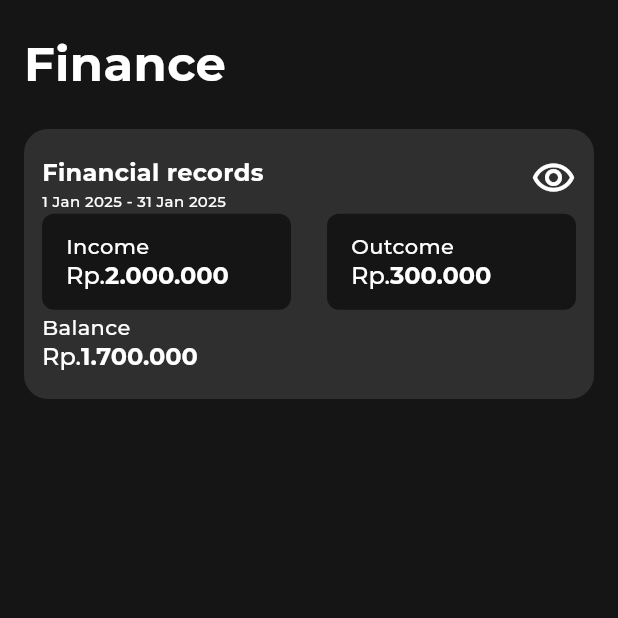
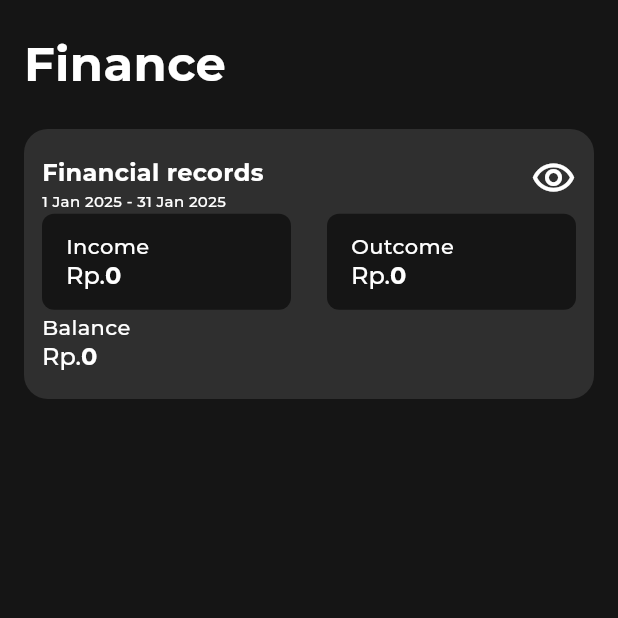
Before and after one commit to KaisarAffan/O-cash, a Flutter app: the Finance screen opened by its route, after a tap on the "visibility off" icon, on a phone screen of 412 x 824 dp, the top half of it. Run offline on Flutter 3.47's test engine with Material 3 defaults, Android fonts, the phone set to English and light mode, and no system bars; our stand-ins replace camera, cloud_firestore, firebase_auth, firebase_core, flutter_svg, get and 2 more; accounts and stored records are empty.

Commit message:
feat : [SS] finance firestore realtime balance

```diff
--- a/lib/pages/finance/finance.dart
+++ b/lib/pages/finance/finance.dart
@@ -1,3 +1,4 @@
+import 'package:firebase_auth/firebase_auth.dart';
 import 'package:flutter/material.dart';
 import 'package:ocash/utils/color_pallete.dart';
 import 'package:ocash/widgets/component/finance_component/my_finantial_card.dart';
@@ -21,6 +22,8 @@ class _FinanceState extends State<Finance> {
 
   @override
   Widget build(BuildContext context) {
+    final String userId = FirebaseAuth.instance.currentUser!.uid;
+
     return Scaffold(
       backgroundColor: black,
       body: Container(
@@ -50,7 +53,9 @@ class _FinanceState extends State<Finance> {
               ),
               child: Container(
                 margin: EdgeInsets.symmetric(horizontal: 12, vertical: 16),
-                child: const MyFinancialCard(),
+                child: MyFinancialCard(
+                  userId: userId,
+                ),
               ),
             ),
             // Button Income/Outcome
--- a/lib/widgets/component/finance_component/my_finantial_card.dart
+++ b/lib/widgets/component/finance_component/my_finantial_card.dart
@@ -1,9 +1,12 @@
+import 'package:cloud_firestore/cloud_firestore.dart';
 import 'package:flutter/material.dart';
 import 'package:ocash/utils/color_pallete.dart';
 import 'package:ocash/widgets/my_text.dart';
 
 class MyFinancialCard extends StatefulWidget {
-  const MyFinancialCard({super.key});
+  final String userId; // Pass the userId to this widget
+
+  const MyFinancialCard({super.key, required this.userId});
 
   @override
   State<MyFinancialCard> createState() => _MyFinancialCardState();
@@ -20,6 +23,34 @@ class _MyFinancialCardState extends State<MyFinancialCard> {
 
   @override
   Widget build(BuildContext context) {
+    return StreamBuilder(
+      stream: FirebaseFirestore.instance
+          .collection('income')
+          .where('userId', isEqualTo: widget.userId) // Filter by userId
+          .snapshots(),
+      builder: (context, AsyncSnapshot<QuerySnapshot> incomeSnapshot) {
+        if (!incomeSnapshot.hasData) {
+          return const Center(child: CircularProgressIndicator());
+        }
+
+        double incomeSum = incomeSnapshot.data!.docs
+            .fold(0.0, (sum, doc) => sum + (doc['amount'] as num).toDouble());
+
+        return StreamBuilder(
+          stream: FirebaseFirestore.instance
+              .collection('outcome')
+              .where('userId', isEqualTo: widget.userId) // Filter by userId
+              .snapshots(),
+          builder: (context, AsyncSnapshot<QuerySnapshot> outcomeSnapshot) {
+            if (!outcomeSnapshot.hasData) {
+              return const Center(child: CircularProgressIndicator());
+            }
+
+            double outcomeSum = outcomeSnapshot.data!.docs.fold(
+                0.0, (sum, doc) => sum + (doc['amount'] as num).toDouble());
+
+            double balance = incomeSum - outcomeSum;
+
             return Column(
               mainAxisAlignment: MainAxisAlignment.spaceEvenly,
               children: [
@@ -48,7 +79,6 @@ class _MyFinancialCardState extends State<MyFinancialCard> {
                       onTap: () {
                         toggleBalanceVisibility();
                       },
-              child: Container(
                       child: Icon(
                         isBalanceHidden
                             ? Icons.visibility_outlined
@@ -56,98 +86,15 @@ class _MyFinancialCardState extends State<MyFinancialCard> {
                         size: 30,
                         color: white,
                       ),
-              ),
                     )
                   ],
                 ),
                 Row(
                   mainAxisAlignment: MainAxisAlignment.spaceBetween,
                   children: [
-            Expanded(
-              child: Container(
-                height: 64,
-                decoration: BoxDecoration(
-                    color: black, borderRadius: BorderRadius.circular(8)),
-                child: Container(
-                  margin: EdgeInsets.symmetric(horizontal: 16),
-                  child: Column(
-                    crossAxisAlignment: CrossAxisAlignment.start,
-                    mainAxisAlignment: MainAxisAlignment.center,
-                    children: [
-                      MyText(
-                          text: 'Income',
-                          fontsize: 14,
-                          fontfamily: 'MontserratMedi',
-                          color: white,
-                          textAlign: TextAlign.start),
-                      RichText(
-                        text: TextSpan(
-                          children: <TextSpan>[
-                            TextSpan(
-                              text: 'Rp.',
-                              style: TextStyle(
-                                  color: white,
-                                  fontFamily: "MontserratMedi",
-                                  fontSize: 16),
-                            ),
-                            TextSpan(
-                              text: isBalanceHidden ? '2.000.000' : '*******',
-                              style: TextStyle(
-                                  color: white,
-                                  fontFamily: 'MontserratBold',
-                                  fontSize: 16),
-                            ),
-                          ],
-                        ),
-                      ),
-                    ],
-                  ),
-                ),
-              ),
-            ),
+                    _buildCard('Income', incomeSum),
                     SizedBox(width: 24),
-            Expanded(
-              child: Container(
-                height: 64,
-                decoration: BoxDecoration(
-                    color: black, borderRadius: BorderRadius.circular(8)),
-                child: Container(
-                  margin: EdgeInsets.symmetric(horizontal: 16),
-                  child: Column(
-                    crossAxisAlignment: CrossAxisAlignment.start,
-                    mainAxisAlignment: MainAxisAlignment.center,
-                    children: [
-                      MyText(
-                          text: 'Outcome',
-                          fontsize: 14,
-                          fontfamily: 'MontserratMedi',
-                          color: white,
-                          textAlign: TextAlign.start),
-                      RichText(
-                        text: TextSpan(
-                          children: <TextSpan>[
-                            TextSpan(
-                              text: 'Rp.',
-                              style: TextStyle(
-                                  color: white,
-                                  fontFamily: "MontserratMedi",
-                                  fontSize: 16),
-                            ),
-                            TextSpan(
-                              text: isBalanceHidden ? '300.000' : '*******',
-                              style: TextStyle(
-                                  color: white,
-                                  fontFamily: 'MontserratBold',
-                                  fontSize: 16),
-                            ),
-                          ],
-                        ),
-                      ),
-                    ],
-                  ),
-                ),
-              ),
-            ),
+                    _buildCard('Outcome', outcomeSum),
                   ],
                 ),
                 Row(
@@ -173,7 +120,9 @@ class _MyFinancialCardState extends State<MyFinancialCard> {
                                     fontSize: 16),
                               ),
                               TextSpan(
-                        text: isBalanceHidden ? '1.700.000' : '*******',
+                                text: isBalanceHidden
+                                    ? balance.toStringAsFixed(0)
+                                    : '*******',
                                 style: TextStyle(
                                     color: white,
                                     fontFamily: 'MontserratBold',
@@ -188,5 +137,56 @@ class _MyFinancialCardState extends State<MyFinancialCard> {
                 ),
               ],
             );
+          },
+        );
+      },
+    );
+  }
+
+  Widget _buildCard(String title, double amount) {
+    return Expanded(
+      child: Container(
+        height: 64,
+        decoration:
+            BoxDecoration(color: black, borderRadius: BorderRadius.circular(8)),
+        child: Container(
+          margin: const EdgeInsets.symmetric(horizontal: 16),
+          child: Column(
+            crossAxisAlignment: CrossAxisAlignment.start,
+            mainAxisAlignment: MainAxisAlignment.center,
+            children: [
+              MyText(
+                  text: title,
+                  fontsize: 14,
+                  fontfamily: 'MontserratMedi',
+                  color: white,
+                  textAlign: TextAlign.start),
+              RichText(
+                text: TextSpan(
+                  children: <TextSpan>[
+                    TextSpan(
+                      text: 'Rp.',
+                      style: TextStyle(
+                          color: white,
+                          fontFamily: "MontserratMedi",
+                          fontSize: 16),
+                    ),
+                    TextSpan(
+                      text: isBalanceHidden
+                          ? amount.toStringAsFixed(0)
+                          : '*******',
+                      style: TextStyle(
+                          color: white,
+                          fontFamily: 'MontserratBold',
+                          fontSize: 16),
+                    ),
+                  ],
+                ),
+              ),
+            ],
+          ),
+        ),
+      ),
+    );
   }
 }
```
Also changed, not shown: lib/pages/finance/controller.dart (+124 -0 lines), lib/pages/transfer/transfer.dart (+9 -0 lines). Lines whose indentation alone changed are shown as unchanged.
